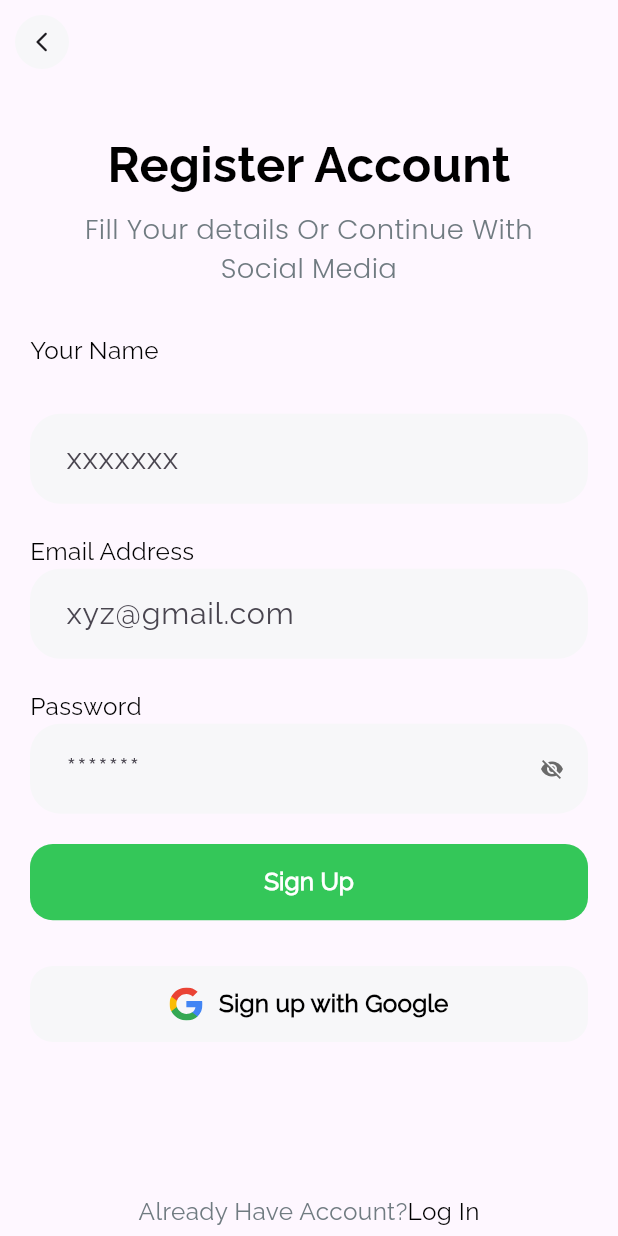
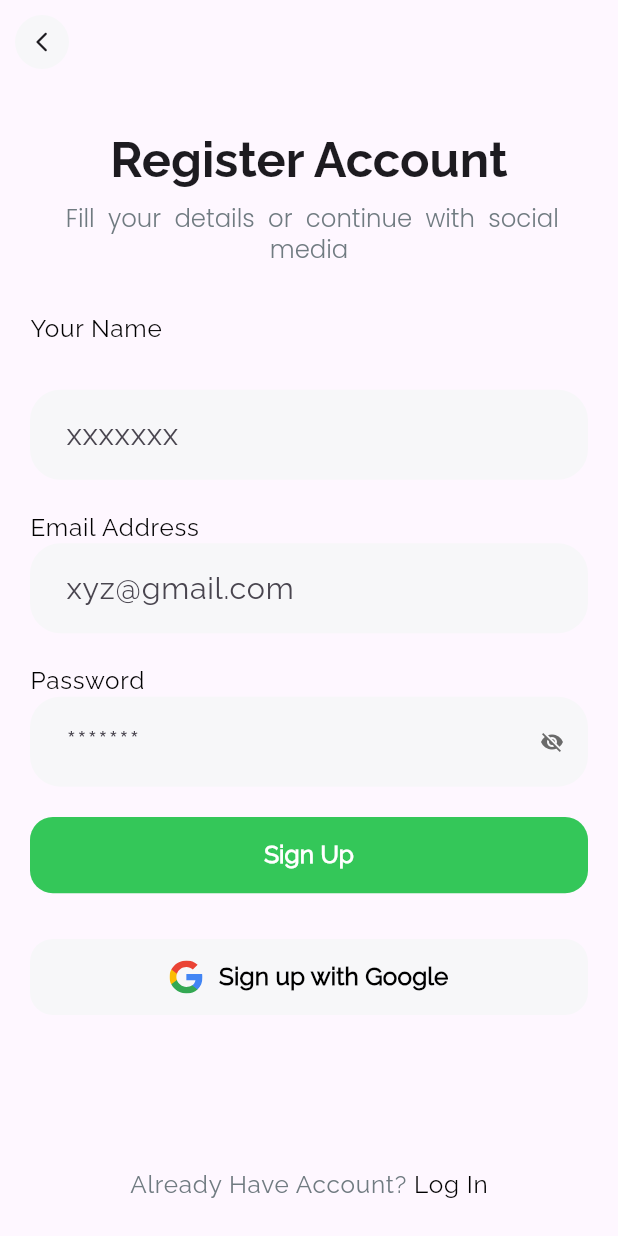
Before and after one commit to Angela-Abd-Ulrahman/flutter_api, a Flutter app: the RegisterScreen screen opened by its route, on a phone screen of 412 x 824 dp. Run offline on Flutter 3.47's test engine with Material 3 defaults, Android fonts, the phone set to English and light mode, and no system bars; our stand-ins replace cloud_firestore, connectivity_plus, dartz, firebase_core, firebase_messaging, flutter_local_notifications and 7 more; accounts and stored records are empty.

Commit message:
new apdate

```diff
--- a/lib/them/custom_text_theme.dart
+++ b/lib/them/custom_text_theme.dart
@@ -1,58 +1,63 @@
-
 import 'package:flutter/material.dart';
 import 'package:flutter_api/core/const_data/app_colors.dart';
 import 'package:flutter_api/core/const_data/my_size.dart';
 import 'package:flutter_screenutil/flutter_screenutil.dart';
 
 class CustomTextTheme {
-
   static TextTheme textTheme = TextTheme(
-    //register
       headlineLarge: const TextStyle().copyWith(
-        fontSize: MySize.fontSizeXl.sp, fontWeight: FontWeight.w700,fontFamily: 'Raleway1'),
-
+          fontSize: MySize.fontSizeXl.sp,
+          fontWeight: FontWeight.w700,
+          fontFamily: 'Raleway1'),
       headlineMedium: const TextStyle().copyWith(
-          fontSize: MySize.fontSizeSm.sp, fontWeight: FontWeight.w400,fontFamily: 'poppins', color: AppColors.gryTextColor),
-     //recovery password
+          fontSize: MySize.fontSizeSm.sp,
+          fontWeight: FontWeight.w400,
+          fontFamily: 'poppins',
+          color: AppColors.gryTextColor),
       headlineSmall: const TextStyle().copyWith(
-          fontSize: MySize.fontSizeXxs, fontWeight: FontWeight.w400, fontFamily: 'poppins',color: AppColors.gryTextColor),
+          fontSize: MySize.fontSizeXxs,
+          fontWeight: FontWeight.w400,
+          fontFamily: 'poppins',
+          color: AppColors.gryTextColor),
 
       // titleLarge: const TextStyle().copyWith(
       //     fontSize: 16.0, fontWeight: FontWeight.w600, color: Colors.black),
 
-      //sign in/google
       titleMedium: const TextStyle().copyWith(
-          fontSize: MySize.fontSizeXs.sp, fontWeight: FontWeight.w600,fontFamily: 'Raleway'),
-
-    // gmail.com/7 min ago/$450/programrs field
+          fontSize: MySize.fontSizeXs.sp,
+          fontWeight: FontWeight.w600,
+          fontFamily: 'Raleway'),
       titleSmall: const TextStyle().copyWith(
-          fontSize: MySize.fontSizeXs.sp, fontWeight: FontWeight.w500,fontFamily: 'poppins', color: AppColors.gryTextColor),
-     //notification/profile page/password gray
+          fontSize: MySize.fontSizeXs.sp,
+          fontWeight: FontWeight.w500,
+          fontFamily: 'poppins',
+          color: AppColors.gryTextColor),
       bodyMedium: const TextStyle().copyWith(
-          fontSize:  MySize.fontSizeSm.sp, fontWeight: FontWeight.w600,fontFamily: 'Raleway1'),
-      //we have new product
+          fontSize: MySize.fontSizeSm.sp,
+          fontWeight: FontWeight.w600,
+          fontFamily: 'Raleway',
+          color: AppColors.gryTextColor),
       bodySmall: const TextStyle().copyWith(
-          fontSize:  MySize.fontSizeXs.sp, fontWeight: FontWeight.w500, fontFamily: 'Raleway'),
-     //programrs x page
+          fontSize: MySize.fontSizeXs.sp,
+          fontWeight: FontWeight.w500,
+          fontFamily: 'Raleway'),
       bodyLarge: const TextStyle().copyWith(
           fontSize: MySize.fontSizeLg.sp,
           fontFamily: 'Raleway',
           fontWeight: FontWeight.w500,
           color: AppColors.whiteColor),
-
-
-       //recnt/yesterday
       labelLarge: const TextStyle().copyWith(
-        fontSize: MySize.fontSizeMd.sp,
-        fontWeight: FontWeight.w600,fontFamily: 'Raleway'),
-      // Email address/create account/profile
+          fontSize: MySize.fontSizeMd.sp,
+          fontWeight: FontWeight.w600,
+          fontFamily: 'Raleway'),
       labelMedium: const TextStyle().copyWith(
-          fontSize: MySize.fontSizeSm.sp, fontWeight: FontWeight.w500, fontFamily: 'Raleway',color: AppColors.gryTextColor),
-
-      //your order
+          fontSize: MySize.fontSizeSm.sp,
+          fontWeight: FontWeight.w500,
+          fontFamily: 'Raleway',
+          color: AppColors.gryTextColor),
       labelSmall: const TextStyle().copyWith(
-        fontSize: MySize.fontSizeXxs.sp,
-        fontFamily: 'poppins',
-        fontWeight: FontWeight.w500, color: AppColors.gryTextColor)
-  );
+          fontSize: MySize.fontSizeXxs.sp,
+          fontFamily: 'poppins',
+          fontWeight: FontWeight.w500,
+          color: AppColors.gryTextColor));
 }
--- a/lib/view/register/screen/register_screen.dart
+++ b/lib/view/register/screen/register_screen.dart
@@ -16,21 +16,23 @@ class RegisterScreen extends StatelessWidget {
   @override
   Widget build(BuildContext context) {
     return Scaffold(
-      appBar: AppBar(leading: Padding(
+      appBar: AppBar(
+          leading: Padding(
         padding: const EdgeInsets.all(10),
         child: Container(
           decoration: BoxDecoration(
               color: AppColors.back_arrow_Color,
-              borderRadius: BorderRadius.circular(50.r)
+              borderRadius: BorderRadius.circular(50.r)),
+          child: IconButton(
+              onPressed: () {
+                Get.back();
+              },
+              icon: const Icon(
+                Icons.arrow_back_ios_rounded,
+                size: MySize.iconSm,
+              )),
         ),
-          child: IconButton(
-              onPressed: (){
-                Get.back();
-              }, icon: const Icon(Icons.arrow_back_ios_rounded,
-            size: MySize.iconSm,)),
-        ),
-      )
-      ),
+      )),
       body: SafeArea(
         child: SingleChildScrollView(
           child: GetBuilder<RegisterController>(
@@ -43,35 +45,23 @@ class RegisterScreen extends StatelessWidget {
                   children: [
                     Container(
                         padding: const EdgeInsets.all(10),
-                           child:  Column(
+                        child: Column(
                           crossAxisAlignment: CrossAxisAlignment.center,
                           children: [
-                               CustomText(
-                                   text: 'Register Account',
-                                     fontSize: MySize.fontSizeXl.sp,
-                                     fontWeight: FontWeight.w700,
-                                     fontFamily: 'Raleway1'),
-                               SizedBox(height: 8.h,),
-                               Text('Fill Your details Or Continue With Social Media',
+                            Text('Register Account', style: Theme.of(context).textTheme.headlineLarge,
+                              textAlign: TextAlign.center,),
+                            SizedBox(
+                              height: 8.h,
+                            ),
+                            Text(' Fill  your  details  or  continue  with  social media',
                                 maxLines: 2,
                                 overflow: TextOverflow.ellipsis,
                                 textAlign: TextAlign.center,
-                                 style:  TextStyle(
-                                     fontSize: MySize.fontSizeMd.sp,
-                                     fontWeight: FontWeight.w400,
-                                     fontFamily: 'poppins',
-                                     color: AppColors.gryTextColor),),
+                                style: Theme.of(context).textTheme.headlineMedium),
                             SizedBox(height: 20.h),
                           ],
-                           )
-                          ),
-                         CustomText(
-                             text: 'Your Name ',
-                          textAlign: TextAlign.left,
-                          fontFamily: 'Raleway',
-                             fontWeight: FontWeight.w500,
-                             fontSize: MySize.fontSizeSm.sp,
-                         ),
+                        )),
+                    Text('Your Name', style: Theme.of(context).textTheme.labelMedium!.apply(color: AppColors.blackColor)),
                     SizedBox(height: 30.h,),
                     CustomTextFormField(
                       controller: controller.nameController,
@@ -79,11 +69,7 @@ class RegisterScreen extends StatelessWidget {
                       textColor: AppColors.textFormColor,
                     ),
                     SizedBox(height: 20.h,),
-                         CustomText(
-                             text: 'Email Address',
-                          textAlign: TextAlign.left,
-                          fontFamily: 'Raleway',
-                             fontSize: MySize.fontSizeSm.sp),// Email TextField
+                    Text('Email Address', style: Theme.of(context).textTheme.labelMedium!.apply(color: AppColors.blackColor)),
                     CustomTextFormField(
                       controller: controller.emailController,
                       keyboardType: TextInputType.emailAddress,
@@ -91,69 +77,56 @@ class RegisterScreen extends StatelessWidget {
                       textColor: AppColors.textFormColor,
                     ),
                     SizedBox(height: 20.h),
-                         CustomText(
-                            text: 'Password',
-                          textAlign: TextAlign.left,
-                          fontFamily: 'Raleway',
-                        fontWeight: FontWeight.w500,
-                        fontSize: MySize.fontSizeSm.sp),
-                        // Password TextFormField
+                    Text('Password', style: Theme.of(context).textTheme.labelMedium!.apply(color: AppColors.blackColor)),
                     CustomTextFormField(
                       controller: controller.passwordController,
                       hintText: '*******',
                       textColor: AppColors.textFormColor,
                       isPassword: controller.isPassword,
                       suffixIcon: GestureDetector(
-                              onTap: (){
+                        onTap: () {
                           controller.togglePasswordVisibility();
                         },
                         child: Icon(
-                                    size: MySize.iconSm,color: AppColors.textFormColor,
-                                    controller.isPassword ? Icons.visibility_off : Icons.visibility,
+                          size: MySize.iconSm,
+                          color: AppColors.textFormColor,
+                          controller.isPassword
+                              ? Icons.visibility_off
+                              : Icons.visibility,
                         ),
                       ),
                     ),
                     SizedBox(height: 20.h),
                     controller.isLoading
                         ? Center(child: CircularProgressIndicator())
-                            : CustomButton(text: 'Sign Up',
+                        : CustomButton(
+                            text: 'Sign Up',
                             backgroundColor: AppColors.base_green_Color,
                             textColor: AppColors.whiteColor,
-                            onPressed: (){
+                            onPressed: () {
                               controller.signUp();
                             }),
-
                     SizedBox(height: 30.h,),
-                       CustomButton(text: 'Sign up with Google',
+                    CustomButton(
+                        text: 'Sign up with Google',
                         backgroundColor: AppColors.back_arrow_Color,
                         textColor: AppColors.blackColor,
                         image: SvgPicture.asset('assets/icons/google.svg'),
-                           onPressed: (){}),
+                        onPressed: () {}),
                     SizedBox(height: 100.h,),
                     Row(
                       crossAxisAlignment: CrossAxisAlignment.center,
                       mainAxisAlignment: MainAxisAlignment.center,
                       children: [
-                             CustomText(
-                              text: 'Already Have Account?',
-                              fontFamily: 'Raleway',
-                              fontWeight: FontWeight.w500,
-                              fontSize: MySize.fontSizeSm.sp,
-                              color: AppColors.gryTextColor,
-                            ),
+                        Text('Already Have Account?', style: Theme.of(context).textTheme.labelMedium),
                         InkWell(
                           onTap: () {
-                                Get.toNamed(Routes.signInScreen);
+                            Get.toNamed(Routes.registerScreen);
                           },
-                              child:  CustomText(
-                                text: 'Log In',
-                                fontFamily: 'Raleway',
-                                fontWeight: FontWeight.w500,
-                                fontSize: MySize.fontSizeSm.sp,
-                                color: AppColors.blackColor,),
+                          child: Text(' Log In', style: Theme.of(context).textTheme.labelMedium!.apply(color: AppColors.blackColor)),
                         ),
                       ],
-                        )
+                    ),
                   ],
                 ),
               );
--- a/lib/view/sign_in/screen/sign_in_screen.dart
+++ b/lib/view/sign_in/screen/sign_in_screen.dart
@@ -64,7 +64,7 @@ class SignInScreen extends StatelessWidget {
                       controller: controller.emailController,
                       keyboardType: TextInputType.emailAddress,
                       hintText: 'xyz@gmail.com',
-                      textColor: AppColors.gryTextColor,
+                      textColor: AppColors.textFormColor,
                     ),
                     SizedBox(height: 20.h),
                     Text('Password',style: Theme.of(context).textTheme.labelMedium!.apply(color: AppColors.blackColor)),
@@ -73,7 +73,7 @@ class SignInScreen extends StatelessWidget {
                       controller: controller.passwordController,
                       hintText: '*******',
                       isPassword: controller.isPassword,
-                      textColor: AppColors.gryTextColor,
+                      textColor: AppColors.textFormColor,
                       suffixIcon: GestureDetector(
                         onTap: () {
                           controller.togglePasswordVisibility();
--- a/lib/widget/custom_text_form_fild/custom_text_form_fild.dart
+++ b/lib/widget/custom_text_form_fild/custom_text_form_fild.dart
@@ -32,6 +32,7 @@ class CustomTextFormField extends StatelessWidget {
       obscureText: isPassword,
       keyboardType: keyboardType,
       validator: validator,
+      style: TextStyle(color: textColor),
       decoration: InputDecoration(
         hintText: hintText,
         suffixIcon: suffixIcon,
```
Also changed, not shown: lib/view/notification/screen/notification_screen.dart (+36 -38 lines), lib/view/profile/screen/profile_screen.dart (+56 -37 lines), lib/widget/side_menu_drawer/side_menu_drawer.dart (+3 -6 lines). Lines whose indentation alone changed are shown as unchanged.
